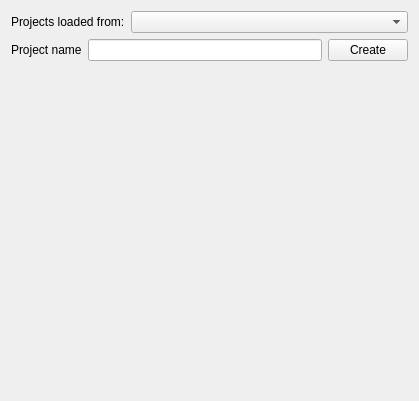
First picture: the form in src/configmanager/ui/nodewidgets/ui_projectswidget.ui, repository roam-qgis/Roam, before the edit.
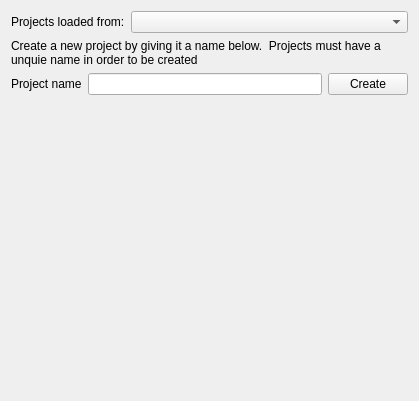
Second picture: the form after the edit. Icons and pictures are not drawn.

Commit message: Add help to projects and form pages

```diff
--- a/src/configmanager/ui/nodewidgets/ui_projectswidget.ui
+++ b/src/configmanager/ui/nodewidgets/ui_projectswidget.ui
@@ -34,6 +34,16 @@
      </item>
     </layout>
    </item>
+   <item>
+    <widget class="QLabel" name="label_2">
+     <property name="text">
+      <string>Create a new project by giving it a name below.  Projects must have a unquie name in order to be created </string>
+     </property>
+     <property name="wordWrap">
+      <bool>true</bool>
+     </property>
+    </widget>
+   </item>
    <item>
     <layout class="QGridLayout" name="gridLayout">
      <property name="topMargin">
```
The commit also changes 1 other file.
